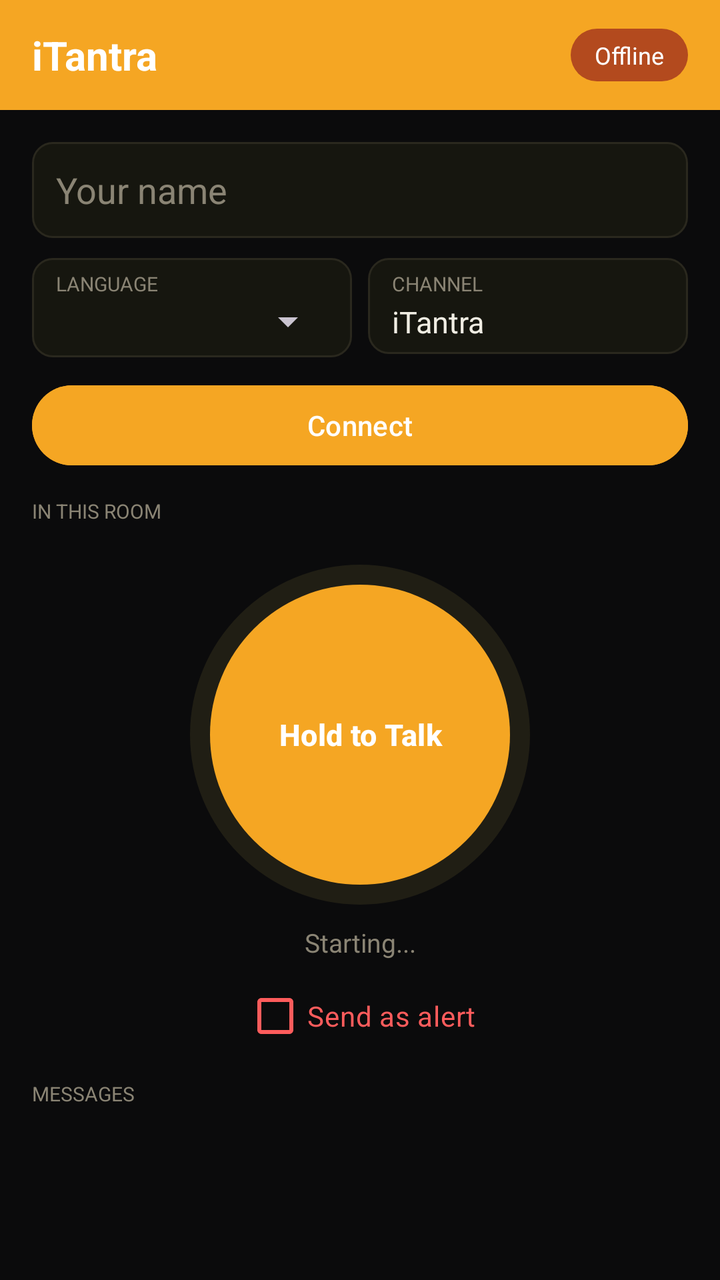
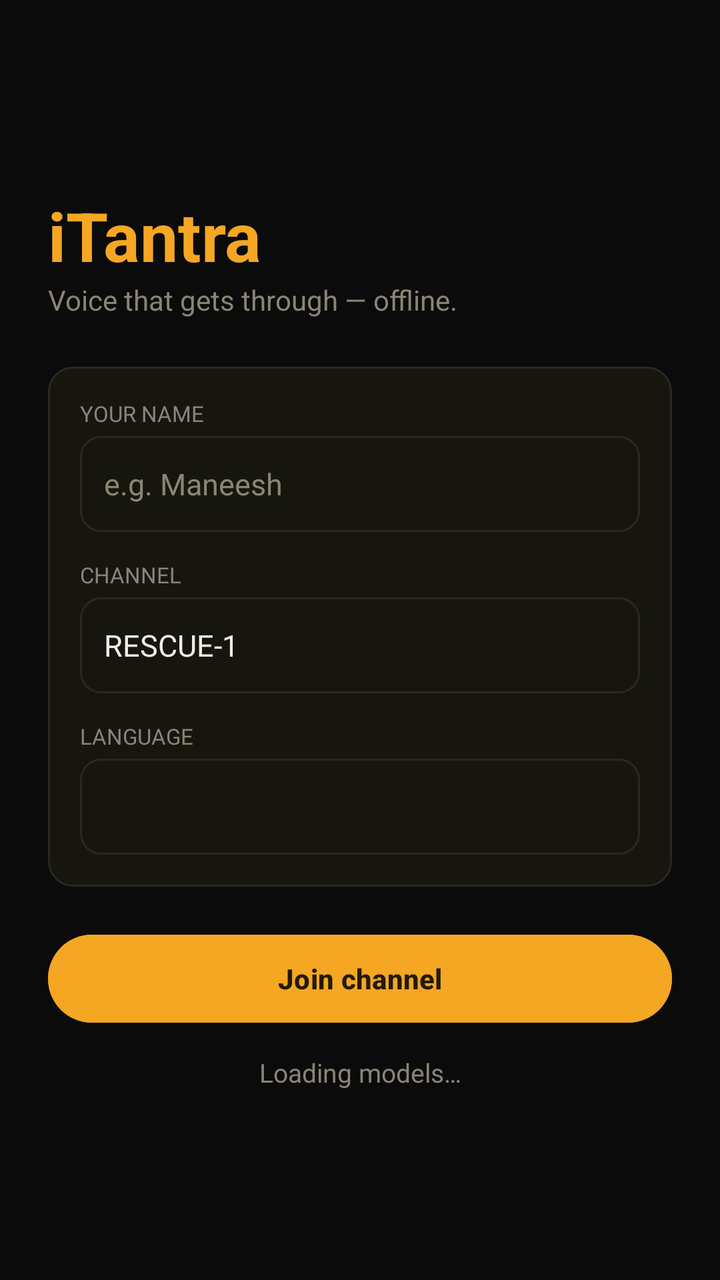

An Android layout rendered at two revisions. The XML below is the earlier revision; the diff shows what the commit changed to produce the second picture.
<!-- AndroidManifest.xml: application theme Theme.ITantra -->
<!-- res/layout/activity_main.xml -->
<?xml version="1.0" encoding="utf-8"?>
<LinearLayout xmlns:android="http://schemas.android.com/apk/res/android"
    android:id="@+id/main"
    android:layout_width="match_parent"
    android:layout_height="match_parent"
    android:orientation="vertical"
    android:background="@color/field_bg">

    
    <LinearLayout
        android:layout_width="match_parent"
        android:layout_height="wrap_content"
        android:orientation="horizontal"
        android:background="@color/brand"
        android:gravity="center_vertical"
        android:paddingStart="16dp"
        android:paddingEnd="16dp"
        android:paddingTop="14dp"
        android:paddingBottom="14dp">

        <TextView
            android:layout_width="0dp"
            android:layout_height="wrap_content"
            android:layout_weight="1"
            android:text="iTantra"
            android:textColor="@color/white"
            android:textSize="20sp"
            android:textStyle="bold" />

        <TextView
            android:id="@+id/tvConnPill"
            android:layout_width="wrap_content"
            android:layout_height="wrap_content"
            android:background="@drawable/pill_status_offline"
            android:paddingStart="12dp"
            android:paddingEnd="12dp"
            android:paddingTop="5dp"
            android:paddingBottom="5dp"
            android:text="Offline"
            android:textColor="@color/white"
            android:textSize="12sp" />
    </LinearLayout>

    <LinearLayout
        android:layout_width="match_parent"
        android:layout_height="match_parent"
        android:orientation="vertical"
        android:padding="16dp">

        
        <EditText
            android:id="@+id/etName"
            android:layout_width="match_parent"
            android:layout_height="wrap_content"
            android:background="@drawable/chip_card"
            android:hint="Your name"
            android:inputType="textPersonName|textCapWords"
            android:paddingStart="12dp"
            android:paddingEnd="12dp"
            android:minHeight="48dp"
            android:textColor="@color/ink"
            android:textColorHint="@color/muted" />

        
        <LinearLayout
            android:layout_width="match_parent"
            android:layout_height="wrap_content"
            android:orientation="horizontal"
            android:paddingTop="10dp">

            <LinearLayout
                android:layout_width="0dp"
                android:layout_height="wrap_content"
                android:layout_weight="1"
                android:orientation="vertical"
                android:background="@drawable/chip_card"
                android:paddingStart="12dp"
                android:paddingEnd="8dp"
                android:paddingTop="6dp"
                android:paddingBottom="6dp"
                android:layout_marginEnd="8dp">

                <TextView
                    android:layout_width="wrap_content"
                    android:layout_height="wrap_content"
                    android:text="LANGUAGE"
                    android:textColor="@color/muted"
                    android:textSize="10sp" />

                <Spinner
                    android:id="@+id/spinnerLang"
                    android:layout_width="match_parent"
                    android:layout_height="wrap_content" />
            </LinearLayout>

            <LinearLayout
                android:layout_width="0dp"
                android:layout_height="wrap_content"
                android:layout_weight="1"
                android:orientation="vertical"
                android:background="@drawable/chip_card"
                android:paddingStart="12dp"
                android:paddingEnd="8dp"
                android:paddingTop="6dp"
                android:paddingBottom="6dp">

                <TextView
                    android:layout_width="wrap_content"
                    android:layout_height="wrap_content"
                    android:text="CHANNEL"
                    android:textColor="@color/muted"
                    android:textSize="10sp" />

                <EditText
                    android:id="@+id/etChannel"
                    android:layout_width="match_parent"
                    android:layout_height="wrap_content"
                    android:background="@null"
                    android:hint="RESCUE-1"
                    android:inputType="text"
                    android:text="iTantra"
                    android:textColor="@color/ink"
                    android:textColorHint="@color/muted"
                    android:textSize="15sp"
                    android:minHeight="0dp"
                    android:paddingTop="2dp"
                    android:paddingBottom="0dp" />
            </LinearLayout>
        </LinearLayout>

        <Button
            android:id="@+id/btnConnect"
            android:layout_width="match_parent"
            android:layout_height="wrap_content"
            android:layout_marginTop="10dp"
            android:text="Connect"
            android:textColor="@color/white"
            android:backgroundTint="@color/brand" />

        
        <TextView
            android:layout_width="wrap_content"
            android:layout_height="wrap_content"
            android:layout_marginTop="12dp"
            android:text="IN THIS ROOM"
            android:textColor="@color/muted"
            android:textSize="10sp" />

        <LinearLayout
            android:id="@+id/pillContainer"
            android:layout_width="match_parent"
            android:layout_height="wrap_content"
            android:orientation="horizontal"
            android:layout_marginTop="6dp" />

        
        <FrameLayout
            android:layout_width="170dp"
            android:layout_height="170dp"
            android:layout_gravity="center_horizontal"
            android:layout_marginTop="14dp"
            android:background="@drawable/ptt_ring">

            <Button
                android:id="@+id/btnRecord"
                android:layout_width="150dp"
                android:layout_height="150dp"
                android:layout_gravity="center"
                android:background="@drawable/ptt_bg"
                android:text="Hold to Talk"
                android:textColor="@color/white"
                android:textSize="15sp"
                android:textStyle="bold"
                android:stateListAnimator="@null" />
        </FrameLayout>

        <TextView
            android:id="@+id/tvStatus"
            android:layout_width="match_parent"
            android:layout_height="wrap_content"
            android:layout_marginTop="10dp"
            android:gravity="center"
            android:text="Starting..."
            android:textColor="@color/muted"
            android:textSize="13sp" />

        <CheckBox
            android:id="@+id/cbSendAlert"
            android:layout_width="wrap_content"
            android:layout_height="wrap_content"
            android:layout_gravity="center_horizontal"
            android:layout_marginTop="4dp"
            android:buttonTint="@color/danger"
            android:text="Send as alert"
            android:textColor="@color/danger" />

        <TextView
            android:layout_width="match_parent"
            android:layout_height="wrap_content"
            android:layout_marginTop="8dp"
            android:text="MESSAGES"
            android:textColor="@color/muted"
            android:textSize="10sp" />

        <ScrollView
            android:id="@+id/scrollMessages"
            android:layout_width="match_parent"
            android:layout_height="0dp"
            android:layout_weight="1"
            android:layout_marginTop="4dp">

            <TextView
                android:id="@+id/tvTranscript"
                android:layout_width="match_parent"
                android:layout_height="wrap_content"
                android:textColor="@color/ink"
                android:textSize="16sp"
                android:text="" />
        </ScrollView>

    </LinearLayout>
</LinearLayout>
<!-- resources referenced by this layout -->
<resources>
  <color name="brand">#F5A623</color>
  <color name="danger">#FF5C5C</color>
  <color name="field_bg">#0B0B0C</color>
  <color name="ink">#F0EDE3</color>
  <color name="muted">#8A8474</color>
  <color name="white">#FFFFFFFF</color>
  <!-- drawable chip_card (drawable) -->
  <?xml version="1.0" encoding="utf-8"?>
  <shape xmlns:android="http://schemas.android.com/apk/res/android" android:shape="rectangle">
      <solid android:color="@color/card" />
      <corners android:radius="10dp" />
      <stroke android:width="1dp" android:color="@color/card_border" />
  </shape>
  <!-- drawable pill_status_offline (drawable) -->
  <?xml version="1.0" encoding="utf-8"?>
  <shape xmlns:android="http://schemas.android.com/apk/res/android"
      android:shape="rectangle">
      <solid android:color="#B34A1E" />
      <corners android:radius="20dp" />
  </shape>
  <!-- drawable ptt_bg (drawable) -->
  <?xml version="1.0" encoding="utf-8"?>
  <selector xmlns:android="http://schemas.android.com/apk/res/android">
      <item android:state_pressed="true">
          <shape android:shape="oval">
              <solid android:color="@color/brand_dark" />
          </shape>
      </item>
      <item>
          <shape android:shape="oval">
              <solid android:color="@color/brand" />
          </shape>
      </item>
  </selector>
  <!-- drawable ptt_ring (drawable) -->
  <?xml version="1.0" encoding="utf-8"?>
  <shape xmlns:android="http://schemas.android.com/apk/res/android"
      android:shape="oval">
      <solid android:color="@color/brand_tint" />
  </shape>
  <style name="Theme.ITantra" parent="Base.Theme.ITantra" />
  <color name="card">#16160F</color>
  <color name="card_border">#2A281E</color>
  <color name="brand_dark">#D98E12</color>
  <color name="brand_tint">#201E14</color>
  <style name="Base.Theme.ITantra" parent="Theme.Material3.Dark.NoActionBar">
          <item name="colorPrimary">@color/amber</item>
          <item name="colorOnPrimary">@color/on_amber</item>
          <item name="colorError">@color/danger</item>
          <item name="android:colorBackground">@color/bg</item>
          <item name="android:windowBackground">@color/bg</item>
          <item name="android:statusBarColor">@color/bg</item>
          <item name="android:windowLightStatusBar">false</item>
          <item name="android:textColorPrimary">@color/ink</item>
          <item name="android:textColorHint">@color/muted</item>
      </style>
  <color name="amber">#F5A623</color>
  <color name="on_amber">#241A05</color>
  <color name="bg">#0B0B0C</color>
</resources>

<!-- the commit's change to res/layout/activity_main.xml (unified diff, before → after) -->
@@ -1,222 +1,294 @@
 <?xml version="1.0" encoding="utf-8"?>
-<LinearLayout xmlns:android="http://schemas.android.com/apk/res/android"
+<FrameLayout xmlns:android="http://schemas.android.com/apk/res/android"
     android:id="@+id/main"
     android:layout_width="match_parent"
     android:layout_height="match_parent"
-    android:orientation="vertical"
-    android:background="@color/field_bg">
+    android:background="@color/bg">
 
     
     <LinearLayout
-        android:layout_width="match_parent"
-        android:layout_height="wrap_content"
-        android:orientation="horizontal"
-        android:background="@color/brand"
-        android:gravity="center_vertical"
-        android:paddingStart="16dp"
-        android:paddingEnd="16dp"
-        android:paddingTop="14dp"
-        android:paddingBottom="14dp">
-
-        <TextView
-            android:layout_width="0dp"
-            android:layout_height="wrap_content"
-            android:layout_weight="1"
-            android:text="iTantra"
-            android:textColor="@color/white"
-            android:textSize="20sp"
-            android:textStyle="bold" />
-
-        <TextView
-            android:id="@+id/tvConnPill"
-            android:layout_width="wrap_content"
-            android:layout_height="wrap_content"
-            android:background="@drawable/pill_status_offline"
-            android:paddingStart="12dp"
-            android:paddingEnd="12dp"
-            android:paddingTop="5dp"
-            android:paddingBottom="5dp"
-            android:text="Offline"
-            android:textColor="@color/white"
-            android:textSize="12sp" />
-    </LinearLayout>
-
-    <LinearLayout
+        android:id="@+id/joinScreen"
         android:layout_width="match_parent"
         android:layout_height="match_parent"
         android:orientation="vertical"
-        android:padding="16dp">
-
-        
-        <EditText
-            android:id="@+id/etName"
-            android:layout_width="match_parent"
-            android:layout_height="wrap_content"
-            android:background="@drawable/chip_card"
-            android:hint="Your name"
-            android:inputType="textPersonName|textCapWords"
-            android:paddingStart="12dp"
-            android:paddingEnd="12dp"
-            android:minHeight="48dp"
-            android:textColor="@color/ink"
-            android:textColorHint="@color/muted" />
+        android:padding="24dp"
+        android:gravity="center_vertical">
+
+        <TextView
+            android:layout_width="wrap_content"
+            android:layout_height="wrap_content"
+            android:text="iTantra"
+            android:textColor="@color/amber"
+            android:textSize="34sp"
+            android:textStyle="bold" />
+
+        <TextView
+            android:layout_width="wrap_content"
+            android:layout_height="wrap_content"
+            android:text="Voice that gets through — offline."
+            android:textColor="@color/muted"
+            android:textSize="14sp"
+            android:paddingBottom="24dp" />
+
+        <LinearLayout
+            android:layout_width="match_parent"
+            android:layout_height="wrap_content"
+            android:orientation="vertical"
+            android:background="@drawable/card_mission"
+            android:padding="16dp">
+
+            <TextView style="@style/FieldLabel" android:text="YOUR NAME" />
+            <EditText
+                android:id="@+id/etName"
+                style="@style/FieldInput"
+                android:hint="e.g. Maneesh"
+                android:inputType="textPersonName|textCapWords" />
+
+            <TextView style="@style/FieldLabel" android:text="CHANNEL"
+                android:paddingTop="14dp" />
+            <EditText
+                android:id="@+id/etChannel"
+                style="@style/FieldInput"
+                android:hint="e.g. RESCUE-1"
+                android:inputType="text"
+                android:text="RESCUE-1" />
+
+            <TextView style="@style/FieldLabel" android:text="LANGUAGE"
+                android:paddingTop="14dp" />
+            <Spinner
+                android:id="@+id/spinnerLang"
+                android:layout_width="match_parent"
+                android:layout_height="48dp"
+                android:background="@drawable/chip_card"
+                android:paddingStart="8dp"
+                android:paddingEnd="8dp" />
+        </LinearLayout>
+
+        <Button
+            android:id="@+id/btnJoin"
+            android:layout_width="match_parent"
+            android:layout_height="52dp"
+            android:layout_marginTop="20dp"
+            android:text="Join channel"
+            android:textStyle="bold"
+            android:textColor="@color/on_amber"
+            android:backgroundTint="@color/amber" />
+
+        <TextView
+            android:id="@+id/tvJoinStatus"
+            android:layout_width="match_parent"
+            android:layout_height="wrap_content"
+            android:gravity="center"
+            android:paddingTop="12dp"
+            android:text="Loading models…"
+            android:textColor="@color/muted"
+            android:textSize="13sp" />
+    </LinearLayout>
+
+    
+    <LinearLayout
+        android:id="@+id/appScreen"
+        android:layout_width="match_parent"
+        android:layout_height="match_parent"
+        android:orientation="vertical"
+        android:visibility="gone">
 
         
         <LinearLayout
             android:layout_width="match_parent"
             android:layout_height="wrap_content"
-            android:orientation="horizontal"
-            android:paddingTop="10dp">
-
-            <LinearLayout
-                android:layout_width="0dp"
-                android:layout_height="wrap_content"
-                android:layout_weight="1"
-                android:orientation="vertical"
-                android:background="@drawable/chip_card"
-                android:paddingStart="12dp"
-                android:paddingEnd="8dp"
-                android:paddingTop="6dp"
-                android:paddingBottom="6dp"
-                android:layout_marginEnd="8dp">
-
-                <TextView
-                    android:layout_width="wrap_content"
-                    android:layout_height="wrap_content"
-                    android:text="LANGUAGE"
-                    android:textColor="@color/muted"
-                    android:textSize="10sp" />
-
-                <Spinner
-                    android:id="@+id/spinnerLang"
-                    android:layout_width="match_parent"
-                    android:layout_height="wrap_content" />
-            </LinearLayout>
-
-            <LinearLayout
-                android:layout_width="0dp"
-                android:layout_height="wrap_content"
-                android:layout_weight="1"
-                android:orientation="vertical"
-                android:background="@drawable/chip_card"
-                android:paddingStart="12dp"
-                android:paddingEnd="8dp"
-                android:paddingTop="6dp"
-                android:paddingBottom="6dp">
-
-                <TextView
-                    android:layout_width="wrap_content"
-                    android:layout_height="wrap_content"
-                    android:text="CHANNEL"
-                    android:textColor="@color/muted"
-                    android:textSize="10sp" />
-
-                <EditText
-                    android:id="@+id/etChannel"
-                    android:layout_width="match_parent"
-                    android:layout_height="wrap_content"
-                    android:background="@null"
-                    android:hint="RESCUE-1"
-                    android:inputType="text"
-                    android:text="iTantra"
+            android:orientation="vertical"
+            android:background="@drawable/card_mission"
+            android:layout_margin="12dp"
+            android:padding="12dp">
+
+            <LinearLayout
+                android:layout_width="match_parent"
+                android:layout_height="wrap_content"
+                android:orientation="horizontal"
+                android:gravity="center_vertical">
+
+                <TextView
+                    android:id="@+id/tvChannel"
+                    android:layout_width="0dp"
+                    android:layout_height="wrap_content"
+                    android:layout_weight="1"
+                    android:text="RESCUE-1"
                     android:textColor="@color/ink"
-                    android:textColorHint="@color/muted"
-                    android:textSize="15sp"
-                    android:minHeight="0dp"
-                    android:paddingTop="2dp"
-                    android:paddingBottom="0dp" />
+                    android:textSize="18sp"
+                    android:textStyle="bold" />
+
+                <TextView
+                    android:id="@+id/tvSignal"
+                    android:layout_width="wrap_content"
+                    android:layout_height="wrap_content"
+                    android:text="● strong"
+                    android:textColor="@color/amber"
+                    android:textSize="12sp"
+                    android:paddingEnd="12dp" />
+
+                <TextView
+                    android:id="@+id/btnLeave"
+                    android:layout_width="wrap_content"
+                    android:layout_height="wrap_content"
+                    android:text="Leave"
+                    android:textColor="@color/danger"
+                    android:textSize="13sp"
+                    android:padding="4dp" />
+            </LinearLayout>
+
+            <LinearLayout
+                android:layout_width="match_parent"
+                android:layout_height="wrap_content"
+                android:orientation="horizontal"
+                android:paddingTop="6dp">
+
+                <TextView
+                    android:id="@+id/tvPeople"
+                    android:layout_width="wrap_content"
+                    android:layout_height="wrap_content"
+                    android:text="1 in room"
+                    android:textColor="@color/muted"
+                    android:textSize="12sp"
+                    android:paddingEnd="14dp" />
+
+                <TextView
+                    android:id="@+id/tvTimer"
+                    android:layout_width="0dp"
+                    android:layout_height="wrap_content"
+                    android:layout_weight="1"
+                    android:text="00:00"
+                    android:textColor="@color/muted"
+                    android:textSize="12sp" />
+
+                <TextView
+                    android:layout_width="wrap_content"
+                    android:layout_height="wrap_content"
+                    android:text="offline"
+                    android:textColor="@color/muted"
+                    android:textSize="12sp" />
             </LinearLayout>
         </LinearLayout>
-
-        <Button
-            android:id="@+id/btnConnect"
-            android:layout_width="match_parent"
-            android:layout_height="wrap_content"
-            android:layout_marginTop="10dp"
-            android:text="Connect"
-            android:textColor="@color/white"
-            android:backgroundTint="@color/brand" />
-
-        
-        <TextView
-            android:layout_width="wrap_content"
-            android:layout_height="wrap_content"
-            android:layout_marginTop="12dp"
-            android:text="IN THIS ROOM"
-            android:textColor="@color/muted"
-            android:textSize="10sp" />
-
-        <LinearLayout
-            android:id="@+id/pillContainer"
-            android:layout_width="match_parent"
-            android:layout_height="wrap_content"
-            android:orientation="horizontal"
-            android:layout_marginTop="6dp" />
 
         
         <FrameLayout
-            android:layout_width="170dp"
-            android:layout_height="170dp"
-            android:layout_gravity="center_horizontal"
-            android:layout_marginTop="14dp"
-            android:background="@drawable/ptt_ring">
-
-            <Button
-                android:id="@+id/btnRecord"
-                android:layout_width="150dp"
-                android:layout_height="150dp"
-                android:layout_gravity="center"
-                android:background="@drawable/ptt_bg"
-                android:text="Hold to Talk"
-                android:textColor="@color/white"
-                android:textSize="15sp"
+            android:layout_width="match_parent"
+            android:layout_height="0dp"
+            android:layout_weight="1">
+
+            
+            <LinearLayout
+                android:id="@+id/chatScreen"
+                android:layout_width="match_parent"
+                android:layout_height="match_parent"
+                android:orientation="vertical"
+                android:paddingStart="12dp"
+                android:paddingEnd="12dp">
+
+                <ScrollView
+                    android:id="@+id/scrollMessages"
+                    android:layout_width="match_parent"
+                    android:layout_height="0dp"
+                    android:layout_weight="1">
+
+                    <LinearLayout
+                        android:id="@+id/messagesContainer"
+                        android:layout_width="match_parent"
+                        android:layout_height="wrap_content"
+                        android:orientation="vertical"
+                        android:paddingTop="4dp"
+                        android:paddingBottom="4dp" />
+                </ScrollView>
+
+                <TextView
+                    android:id="@+id/tvStatus"
+                    android:layout_width="match_parent"
+                    android:layout_height="wrap_content"
+                    android:gravity="center"
+                    android:text="Hold to talk"
+                    android:textColor="@color/muted"
+                    android:textSize="12sp"
+                    android:paddingBottom="6dp" />
+
+                <CheckBox
+                    android:id="@+id/cbSendAlert"
+                    android:layout_width="wrap_content"
+                    android:layout_height="wrap_content"
+                    android:layout_gravity="center_horizontal"
+                    android:buttonTint="@color/danger"
+                    android:text="Send as alert"
+                    android:textColor="@color/danger"
+                    android:textSize="13sp"
+                    android:paddingBottom="6dp" />
+
+                <Button
+                    android:id="@+id/btnRecord"
+                    android:layout_width="match_parent"
+                    android:layout_height="54dp"
+                    android:layout_marginBottom="12dp"
+                    android:background="@drawable/holdbar"
+                    android:text="Hold to Talk"
+                    android:textStyle="bold"
+                    android:textColor="@color/on_amber"
+                    android:stateListAnimator="@null" />
+            </LinearLayout>
+
+            
+            <LinearLayout
+                android:id="@+id/radarScreen"
+                android:layout_width="match_parent"
+                android:layout_height="match_parent"
+                android:orientation="vertical"
+                android:visibility="gone">
+
+                <com.itantra.app.RadarView
+                    android:id="@+id/radar"
+                    android:layout_width="match_parent"
+                    android:layout_height="0dp"
+                    android:layout_weight="1" />
+
+                <TextView
+                    android:layout_width="match_parent"
+                    android:layout_height="wrap_content"
+                    android:gravity="center"
+                    android:text="Everyone you've heard on this channel"
+                    android:textColor="@color/muted"
+                    android:textSize="12sp"
+                    android:paddingBottom="16dp" />
+            </LinearLayout>
+        </FrameLayout>
+
+        
+        <LinearLayout
+            android:layout_width="match_parent"
+            android:layout_height="wrap_content"
+            android:orientation="horizontal"
+            android:background="@color/card"
+            android:paddingTop="6dp"
+            android:paddingBottom="6dp">
+
+            <TextView
+                android:id="@+id/btnTabChat"
+                android:layout_width="0dp"
+                android:layout_height="wrap_content"
+                android:layout_weight="1"
+                android:gravity="center"
+                android:text="Talk"
+                android:textColor="@color/amber"
+                android:textSize="14sp"
                 android:textStyle="bold"
-                android:stateListAnimator="@null" />
-        </FrameLayout>
-
-        <TextView
-            android:id="@+id/tvStatus"
-            android:layout_width="match_parent"
-            android:layout_height="wrap_content"
-            android:layout_marginTop="10dp"
-            android:gravity="center"
-            android:text="Starting..."
-            android:textColor="@color/muted"
-            android:textSize="13sp" />
-
-        <CheckBox
-            android:id="@+id/cbSendAlert"
-            android:layout_width="wrap_content"
-            android:layout_height="wrap_content"
-            android:layout_gravity="center_horizontal"
-            android:layout_marginTop="4dp"
-            android:buttonTint="@color/danger"
-            android:text="Send as alert"
-            android:textColor="@color/danger" />
-
-        <TextView
-            android:layout_width="match_parent"
-            android:layout_height="wrap_content"
-            android:layout_marginTop="8dp"
-            android:text="MESSAGES"
-            android:textColor="@color/muted"
-            android:textSize="10sp" />
-
-        <ScrollView
-            android:id="@+id/scrollMessages"
-            android:layout_width="match_parent"
-            android:layout_height="0dp"
-            android:layout_weight="1"
-            android:layout_marginTop="4dp">
+                android:padding="10dp" />
 
             <TextView
-                android:id="@+id/tvTranscript"
-                android:layout_width="match_parent"
-                android:layout_height="wrap_content"
-                android:textColor="@color/ink"
-                android:textSize="16sp"
-                android:text="" />
-        </ScrollView>
-
+                android:id="@+id/btnTabRadar"
+                android:layout_width="0dp"
+                android:layout_height="wrap_content"
+                android:layout_weight="1"
+                android:gravity="center"
+                android:text="Radar"
+                android:textColor="@color/muted"
+                android:textSize="14sp"
+                android:padding="10dp" />
+        </LinearLayout>
     </LinearLayout>
-</LinearLayout>
+</FrameLayout>
<!-- resource entries referenced after the edit -->
@@ -1,11 +1,8 @@
 <!-- resources referenced by this layout -->
 <resources>
-  <color name="brand">#F5A623</color>
   <color name="danger">#FF5C5C</color>
-  <color name="field_bg">#0B0B0C</color>
   <color name="ink">#F0EDE3</color>
   <color name="muted">#8A8474</color>
-  <color name="white">#FFFFFFFF</color>
   <!-- drawable chip_card (drawable) -->
   <?xml version="1.0" encoding="utf-8"?>
   <shape xmlns:android="http://schemas.android.com/apk/res/android" android:shape="rectangle">
@@ -13,38 +10,44 @@
       <corners android:radius="10dp" />
       <stroke android:width="1dp" android:color="@color/card_border" />
   </shape>
-  <!-- drawable pill_status_offline (drawable) -->
-  <?xml version="1.0" encoding="utf-8"?>
-  <shape xmlns:android="http://schemas.android.com/apk/res/android"
-      android:shape="rectangle">
-      <solid android:color="#B34A1E" />
-      <corners android:radius="20dp" />
-  </shape>
-  <!-- drawable ptt_bg (drawable) -->
+  <!-- drawable holdbar (drawable) -->
   <?xml version="1.0" encoding="utf-8"?>
   <selector xmlns:android="http://schemas.android.com/apk/res/android">
       <item android:state_pressed="true">
-          <shape android:shape="oval">
-              <solid android:color="@color/brand_dark" />
+          <shape android:shape="rectangle">
+              <solid android:color="@color/amber_dark" />
+              <corners android:radius="26dp" />
           </shape>
       </item>
       <item>
-          <shape android:shape="oval">
-              <solid android:color="@color/brand" />
+          <shape android:shape="rectangle">
+              <solid android:color="@color/amber" />
+              <corners android:radius="26dp" />
           </shape>
       </item>
   </selector>
-  <!-- drawable ptt_ring (drawable) -->
-  <?xml version="1.0" encoding="utf-8"?>
-  <shape xmlns:android="http://schemas.android.com/apk/res/android"
-      android:shape="oval">
-      <solid android:color="@color/brand_tint" />
-  </shape>
+  <style name="FieldInput">
+          <item name="android:layout_width">match_parent</item>
+          <item name="android:layout_height">wrap_content</item>
+          <item name="android:minHeight">48dp</item>
+          <item name="android:background">@drawable/chip_card</item>
+          <item name="android:paddingStart">12dp</item>
+          <item name="android:paddingEnd">12dp</item>
+          <item name="android:textColor">@color/ink</item>
+          <item name="android:textColorHint">@color/muted</item>
+          <item name="android:textSize">15sp</item>
+      </style>
+  <style name="FieldLabel">
+          <item name="android:layout_width">wrap_content</item>
+          <item name="android:layout_height">wrap_content</item>
+          <item name="android:textColor">@color/muted</item>
+          <item name="android:textSize">11sp</item>
+          <item name="android:paddingBottom">4dp</item>
+      </style>
   <style name="Theme.ITantra" parent="Base.Theme.ITantra" />
   <color name="card">#16160F</color>
   <color name="card_border">#2A281E</color>
-  <color name="brand_dark">#D98E12</color>
-  <color name="brand_tint">#201E14</color>
+  <color name="amber_dark">#D98E12</color>
   <style name="Base.Theme.ITantra" parent="Theme.Material3.Dark.NoActionBar">
           <item name="colorPrimary">@color/amber</item>
           <item name="colorOnPrimary">@color/on_amber</item>
@@ -58,6 +61,13 @@
       </style>
   <color name="amber">#F5A623</color>
   <color name="on_amber">#241A05</color>
+  <!-- drawable card_mission (drawable) -->
+  <?xml version="1.0" encoding="utf-8"?>
+  <shape xmlns:android="http://schemas.android.com/apk/res/android" android:shape="rectangle">
+      <solid android:color="@color/card" />
+      <corners android:radius="12dp" />
+      <stroke android:width="1dp" android:color="@color/card_border" />
+  </shape>
   <color name="bg">#0B0B0C</color>
 </resources>
 
